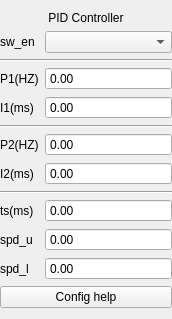
The window that Libs/UI/UiVelocity/velpid133.ui (tiangaomingjing/ServoDriveTech) describes before a commit, drawn with Qt 5.
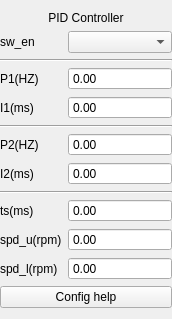
The same window after the commit.

Diff of the .ui file:
```diff
--- a/Libs/UI/UiVelocity/velpid133.ui
+++ b/Libs/UI/UiVelocity/velpid133.ui
@@ -167,7 +167,7 @@
    <item row="10" column="0">
     <widget class="QLabel" name="label_spdu">
      <property name="text">
-      <string>spd_u</string>
+      <string>spd_u(rpm)</string>
      </property>
     </widget>
    </item>
@@ -184,7 +184,7 @@
    <item row="11" column="0">
     <widget class="QLabel" name="label_spdl">
      <property name="text">
-      <string>spd_l</string>
+      <string>spd_l(rpm)</string>
      </property>
     </widget>
    </item>
```
